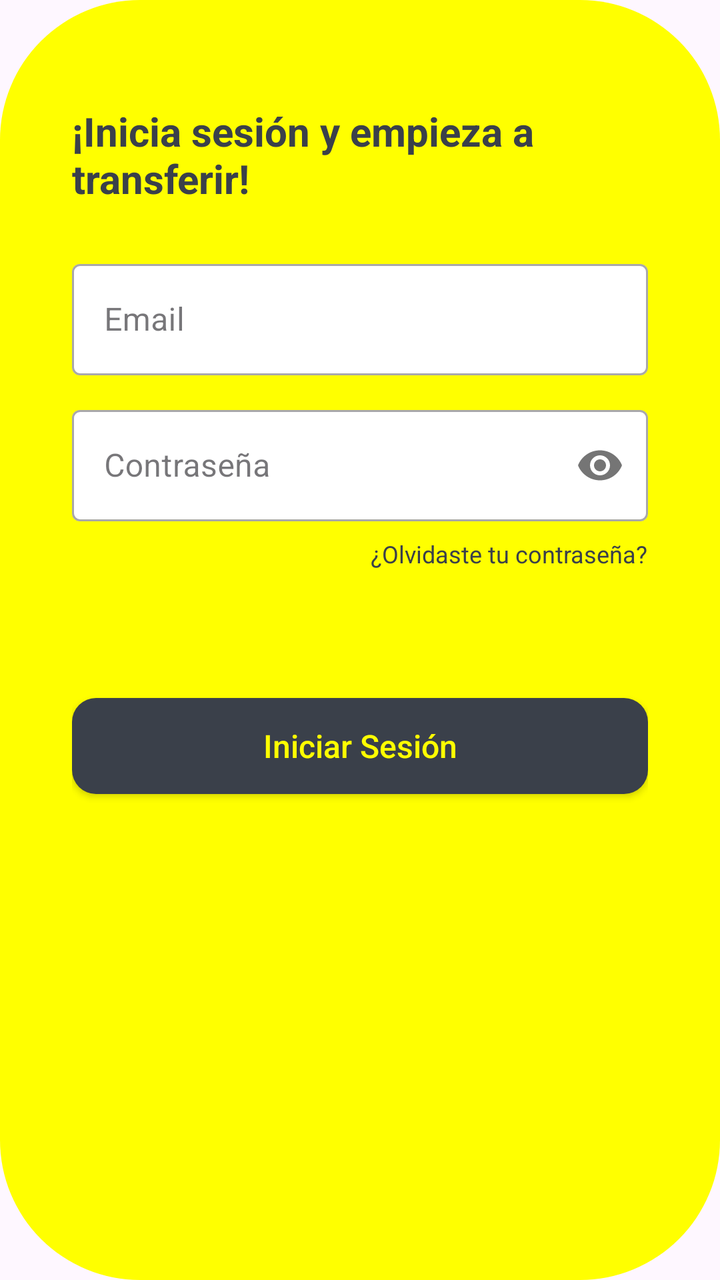
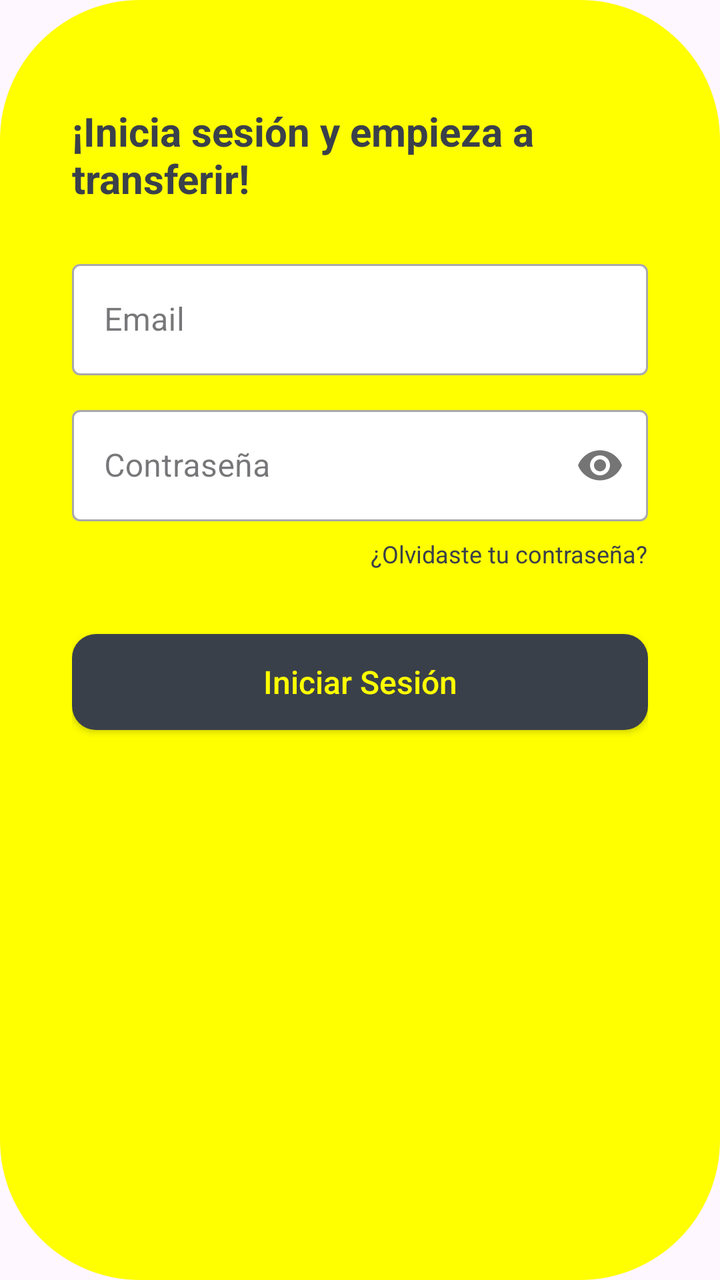

The first picture is an Android layout as it rendered before a commit; the second is the same layout after the commit. The layout source and the unified diff follow.
<!-- AndroidManifest.xml: application theme Theme.AlkeWalletInterface -->
<!-- res/layout/fragment_login.xml -->
<?xml version="1.0" encoding="utf-8"?>
<LinearLayout xmlns:android="http://schemas.android.com/apk/res/android"
    xmlns:app="http://schemas.android.com/apk/res-auto"
    android:layout_width="match_parent"
    android:layout_height="match_parent"
    android:gravity="center_horizontal"
    android:orientation="vertical"
    android:padding="36dp"
    android:background="@drawable/btn_rounded_yellow">

    <TextView
        android:layout_width="wrap_content"
        android:layout_height="wrap_content"
        android:layout_marginTop="16dp"
        android:layout_marginBottom="24dp"
        android:text="¡Inicia sesión y empieza a transferir!"
        android:textColor="#3A404A"
        android:textSize="20sp"
        android:textStyle="bold" />

    
    <com.google.android.material.textfield.TextInputLayout
        style="@style/Widget.MaterialComponents.TextInputLayout.OutlinedBox"
        android:layout_width="match_parent"
        android:layout_height="wrap_content"
        app:boxBackgroundColor="#FFFFFF"
        app:boxBackgroundMode="outline"
        android:hint="Email">

        <com.google.android.material.textfield.TextInputEditText
            android:id="@+id/txtEmail"
            android:layout_width="match_parent"
            android:layout_height="wrap_content"
            android:inputType="textEmailAddress"
            android:focusable="true"
            android:focusableInTouchMode="true"
            android:clickable="true"
            android:imeOptions="actionNext" />
    </com.google.android.material.textfield.TextInputLayout>

    
    <com.google.android.material.textfield.TextInputLayout
        style="@style/Widget.MaterialComponents.TextInputLayout.OutlinedBox"
        android:layout_width="match_parent"
        android:layout_height="wrap_content"
        android:layout_marginTop="12dp"
        app:boxBackgroundColor="#FFFFFF"
        app:boxBackgroundMode="outline"
        app:passwordToggleEnabled="true"
        android:hint="Contraseña">

        <com.google.android.material.textfield.TextInputEditText
            android:id="@+id/txtPassword"
            android:layout_width="match_parent"
            android:layout_height="wrap_content"
            android:inputType="textPassword" />
    </com.google.android.material.textfield.TextInputLayout>

    <TextView
        android:id="@+id/txtForgotPassword"
        android:layout_width="wrap_content"
        android:layout_height="wrap_content"
        android:layout_gravity="end"
        android:layout_marginTop="8dp"
        android:text="¿Olvidaste tu contraseña?"
        android:textColor="#3A404A"
        android:textSize="12sp" />

    <androidx.appcompat.widget.AppCompatButton
        android:id="@+id/btnLogin"
        android:layout_width="match_parent"
        android:layout_height="wrap_content"
        android:layout_marginTop="64dp"
        android:background="@drawable/btn_rounded_primary"
        android:text="Iniciar Sesión"
        android:textAllCaps="false"
        android:textColor="#FFFF00"
        android:textSize="16sp" />

</LinearLayout>
<!-- resources referenced by this layout -->
<resources>
  <!-- drawable btn_rounded_primary (drawable) -->
  <?xml version="1.0" encoding="utf-8"?>
  <shape xmlns:android="http://schemas.android.com/apk/res/android"
      android:shape="rectangle">
      <solid android:color="#3A404A" /> 
      <corners android:radius="12dp" /> 
  </shape>
  <!-- drawable btn_rounded_yellow (drawable) -->
  <?xml version="1.0" encoding="utf-8"?>
  <shape xmlns:android="http://schemas.android.com/apk/res/android"
      android:shape="rectangle">
      <solid android:color="#FFFF00" />
      <corners android:radius="70dp" />
  </shape>
  <style name="Theme.AlkeWalletInterface" parent="Base.Theme.AlkeWalletInterface" />
  <style name="Base.Theme.AlkeWalletInterface" parent="Theme.Material3.DayNight.NoActionBar">
          
          
      </style>
</resources>

<!-- the commit's change to res/layout/fragment_login.xml (unified diff, before → after) -->
@@ -70,11 +70,19 @@
         android:id="@+id/btnLogin"
         android:layout_width="match_parent"
         android:layout_height="wrap_content"
-        android:layout_marginTop="64dp"
+        android:layout_marginTop="32dp"
         android:background="@drawable/btn_rounded_primary"
         android:text="Iniciar Sesión"
         android:textAllCaps="false"
         android:textColor="#FFFF00"
         android:textSize="16sp" />
 
+    <ProgressBar
+        android:id="@+id/progressBarLogin"
+        android:layout_width="wrap_content"
+        android:layout_height="wrap_content"
+        android:layout_marginTop="16dp"
+        android:indeterminateTint="#3A404A"
+        android:visibility="gone" />
+
 </LinearLayout>
